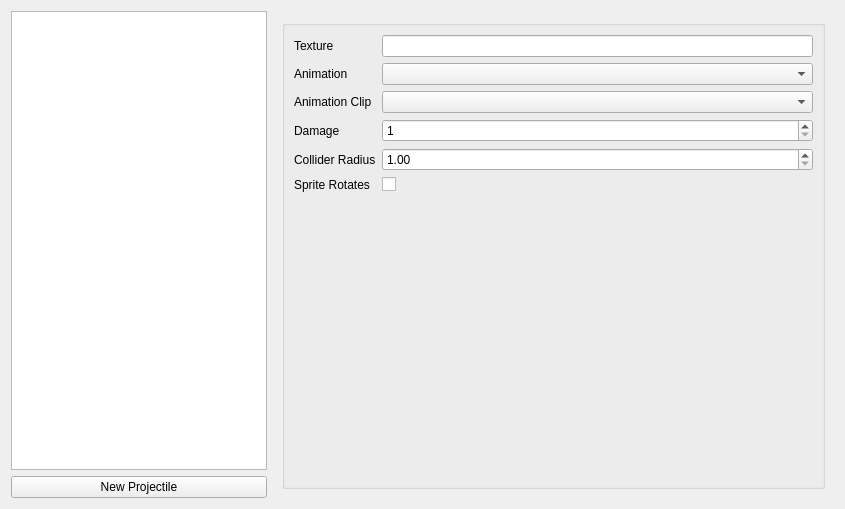
Before: the Qt Designer form tools/def_editor/ui/projectiles.ui in aleios/SpaceProjectDreamcast, drawn with Qt 5.
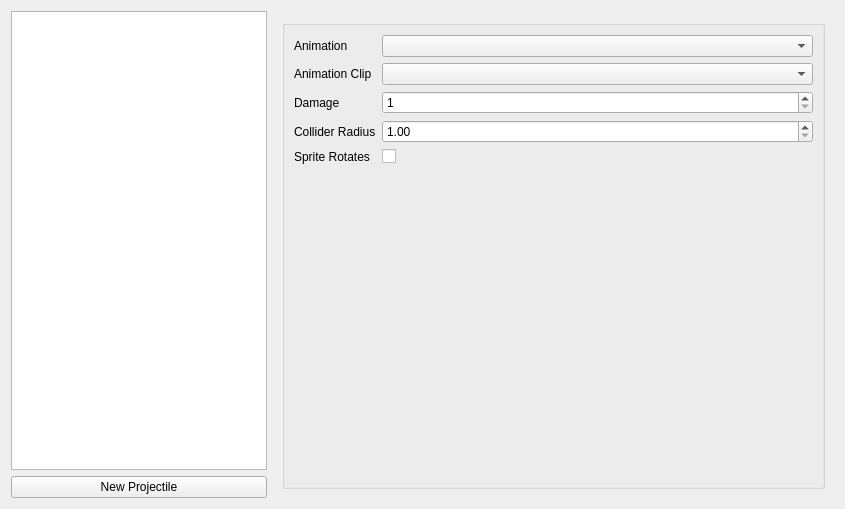
After: the same form once the commit is applied. The open tabs and pages were chosen to show the change.

Commit message: refactor: Remove texture field from enemy and projectile defs. refactor: Tie texture to animation. chore: Clean up animation converter by using helper functions

What changed in the file:
```diff
--- a/tools/def_editor/ui/projectiles.ui
+++ b/tools/def_editor/ui/projectiles.ui
@@ -80,37 +80,47 @@
          </property>
          <layout class="QFormLayout" name="formLayout">
           <item row="0" column="0">
-           <widget class="QLabel" name="label">
-            <property name="text">
-             <string>Texture</string>
-            </property>
-           </widget>
-          </item>
-          <item row="0" column="1">
-           <widget class="QLineEdit" name="tbProjTexture"/>
-          </item>
-          <item row="1" column="0">
            <widget class="QLabel" name="label_2">
             <property name="text">
              <string>Animation</string>
             </property>
            </widget>
           </item>
-          <item row="2" column="0">
+          <item row="0" column="1">
+           <widget class="QComboBox" name="cbAnimation">
+            <property name="sizePolicy">
+             <sizepolicy hsizetype="MinimumExpanding" vsizetype="Fixed">
+              <horstretch>0</horstretch>
+              <verstretch>0</verstretch>
+             </sizepolicy>
+            </property>
+           </widget>
+          </item>
+          <item row="1" column="0">
            <widget class="QLabel" name="label_3">
             <property name="text">
              <string>Animation Clip</string>
             </property>
            </widget>
           </item>
-          <item row="3" column="0">
+          <item row="1" column="1">
+           <widget class="QComboBox" name="cbAnimationClip">
+            <property name="sizePolicy">
+             <sizepolicy hsizetype="MinimumExpanding" vsizetype="Fixed">
+              <horstretch>0</horstretch>
+              <verstretch>0</verstretch>
+             </sizepolicy>
+            </property>
+           </widget>
+          </item>
+          <item row="2" column="0">
            <widget class="QLabel" name="label_6">
             <property name="text">
              <string>Damage</string>
             </property>
            </widget>
           </item>
-          <item row="3" column="1">
+          <item row="2" column="1">
            <widget class="QSpinBox" name="sbDamage">
             <property name="minimum">
              <number>1</number>
@@ -120,54 +130,34 @@
             </property>
            </widget>
           </item>
-          <item row="1" column="1">
-           <widget class="QComboBox" name="cbAnimation">
-            <property name="sizePolicy">
-             <sizepolicy hsizetype="MinimumExpanding" vsizetype="Fixed">
-              <horstretch>0</horstretch>
-              <verstretch>0</verstretch>
-             </sizepolicy>
-            </property>
-           </widget>
-          </item>
-          <item row="2" column="1">
-           <widget class="QComboBox" name="cbAnimationClip">
-            <property name="sizePolicy">
-             <sizepolicy hsizetype="MinimumExpanding" vsizetype="Fixed">
-              <horstretch>0</horstretch>
-              <verstretch>0</verstretch>
-             </sizepolicy>
-            </property>
-           </widget>
-          </item>
-          <item row="5" column="0">
-           <widget class="QLabel" name="label_5">
-            <property name="text">
-             <string>Sprite Rotates</string>
-            </property>
-           </widget>
-          </item>
-          <item row="5" column="1">
-           <widget class="QCheckBox" name="cboxRotates">
-            <property name="text">
-             <string/>
-            </property>
-           </widget>
-          </item>
-          <item row="4" column="0">
+          <item row="3" column="0">
            <widget class="QLabel" name="label_7">
             <property name="text">
              <string>Collider Radius</string>
             </property>
            </widget>
           </item>
-          <item row="4" column="1">
+          <item row="3" column="1">
            <widget class="QDoubleSpinBox" name="sbColliderRadius">
             <property name="minimum">
              <double>1.000000000000000</double>
             </property>
            </widget>
           </item>
+          <item row="4" column="0">
+           <widget class="QLabel" name="label_5">
+            <property name="text">
+             <string>Sprite Rotates</string>
+            </property>
+           </widget>
+          </item>
+          <item row="4" column="1">
+           <widget class="QCheckBox" name="cboxRotates">
+            <property name="text">
+             <string/>
+            </property>
+           </widget>
+          </item>
          </layout>
         </widget>
        </item>
```
Left out of the diff: 2 changed lines with no effect on the pictures. The commit also changes 22 other files.
